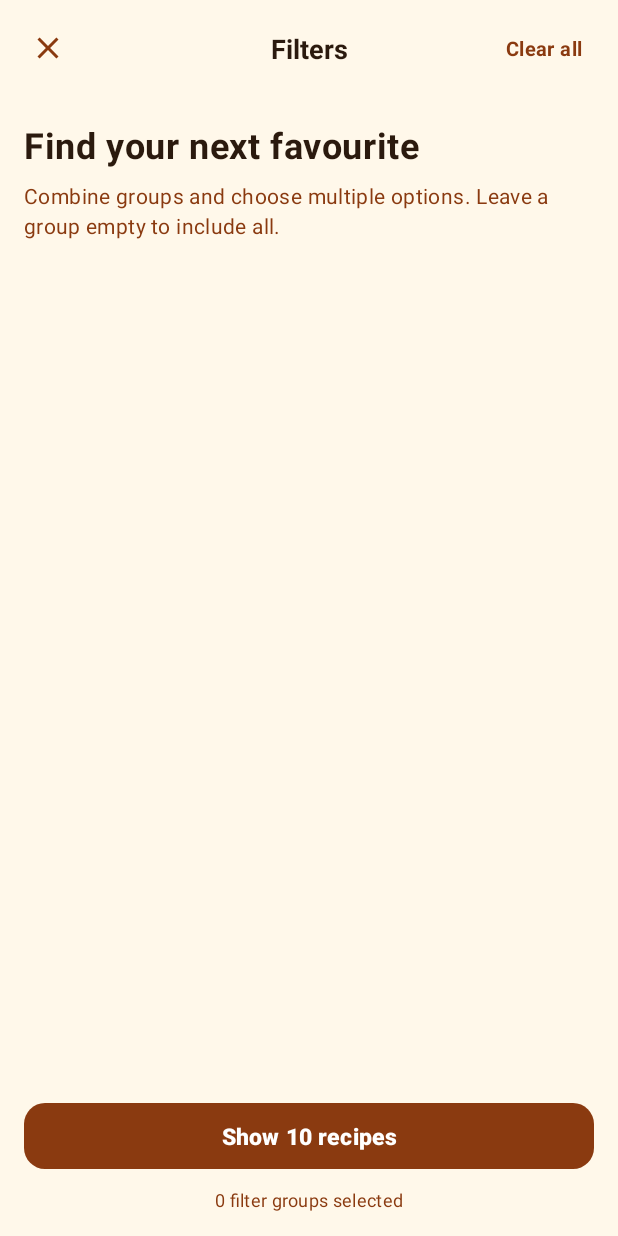
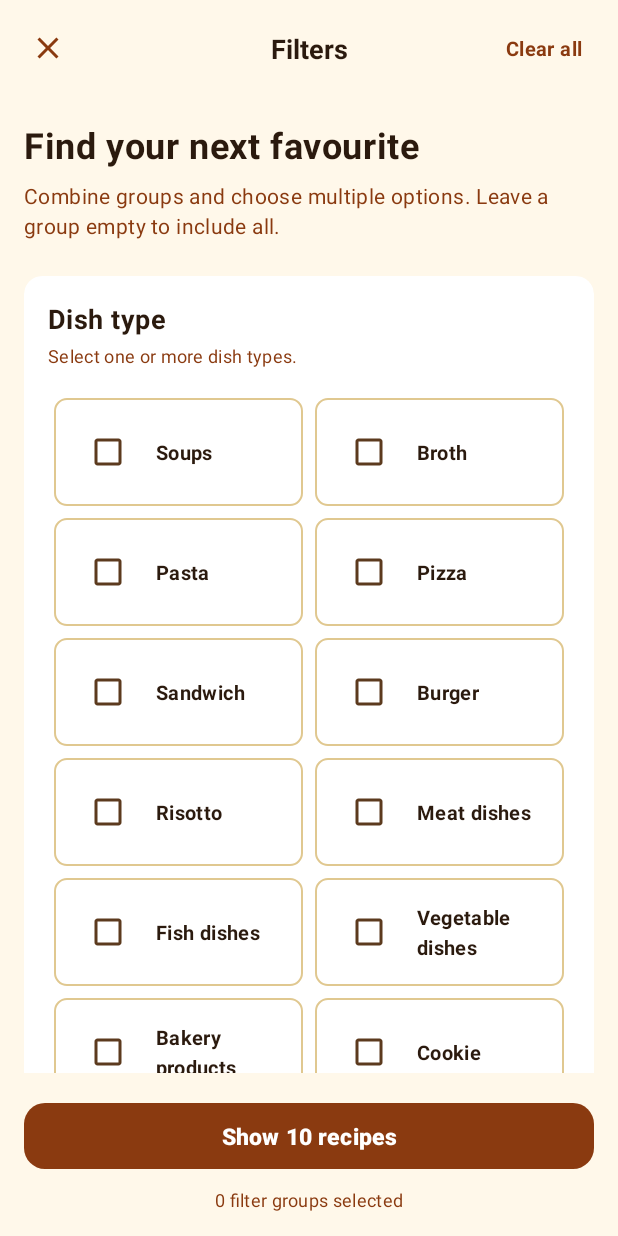
Before and after one commit to milicacorilic/mobilne-aplikacije-projekat-2026, an Android app: the FiltersFragment screen opened through its navigation route, on a phone screen of 412 x 824 dp. Run offline under Robolectric (Android 15) with nearby library versions, the phone set to English and light mode, and no system bars; our stand-ins replace navigation-ui.

Commit message:
feat: add reusable filter section view and dish type filter

```diff
--- /dev/null
+++ b/app/src/main/java/com/example/recipe_app/ui/search/FilterSectionView.java
@@ -0,0 +1,87 @@
+package com.example.recipe_app.ui.search;
+
+import android.content.Context;
+import android.util.AttributeSet;
+import android.view.LayoutInflater;
+import android.view.View;
+import android.widget.CheckBox;
+import android.widget.FrameLayout;
+import android.widget.GridLayout;
+import android.widget.LinearLayout;
+import android.widget.TextView;
+
+import com.example.recipe_app.R;
+
+import java.util.Set;
+
+public class FilterSectionView<T extends Enum<T>> extends LinearLayout {
+
+    public interface OnSelectionChangedListener {
+        void onSelectionChanged();
+    }
+
+    private Set<T> selectedValues;
+    private OnSelectionChangedListener listener;
+
+    public FilterSectionView(Context context) {
+        super(context);
+        init(context);
+    }
+
+    public FilterSectionView(Context context, AttributeSet attrs) {
+        super(context, attrs);
+        init(context);
+    }
+
+    private void init(Context context) {
+        setOrientation(VERTICAL);
+        LayoutInflater.from(context).inflate(R.layout.view_filter_section, this, true);
+    }
+
+    public void setup(String title, String helper, T[] values, String[] labels, Set<T> currentSelection, OnSelectionChangedListener listener) {
+        this.selectedValues = currentSelection;
+        this.listener = listener;
+
+        TextView textTitle = findViewById(R.id.textSectionTitle);
+        TextView textHelper = findViewById(R.id.textSectionHelper);
+        GridLayout grid = findViewById(R.id.gridOptions);
+
+        textTitle.setText(title);
+        textHelper.setText(helper);
+        grid.removeAllViews();
+
+        for (int i = 0; i < values.length; i++) {
+            T value = values[i];
+            String label = labels[i];
+
+            FrameLayout card = (FrameLayout) LayoutInflater.from(getContext()).inflate(R.layout.item_filter_option, grid, false);
+            CheckBox checkbox = card.findViewById(R.id.checkbox);
+            TextView textLabel = card.findViewById(R.id.textLabel);
+
+            textLabel.setText(label);
+
+            // Set initial state
+            boolean isChecked = selectedValues.contains(value);
+            checkbox.setChecked(isChecked);
+            card.setSelected(isChecked);
+
+            card.setOnClickListener(v -> {
+                boolean newCheckedState = !checkbox.isChecked();
+                checkbox.setChecked(newCheckedState);
+                card.setSelected(newCheckedState);
+
+                if (newCheckedState) {
+                    selectedValues.add(value);
+                } else {
+                    selectedValues.remove(value);
+                }
+
+                if (this.listener != null) {
+                    this.listener.onSelectionChanged();
+                }
+            });
+
+            grid.addView(card);
+        }
+    }
+}
--- a/app/src/main/java/com/example/recipe_app/ui/search/FiltersFragment.java
+++ b/app/src/main/java/com/example/recipe_app/ui/search/FiltersFragment.java
@@ -2,6 +2,7 @@ package com.example.recipe_app.ui.search;
 
 import android.os.Bundle;
 import android.view.View;
+import android.widget.LinearLayout;
 import android.widget.TextView;
 
 import androidx.annotation.NonNull;
@@ -13,6 +14,8 @@ import androidx.navigation.fragment.NavHostFragment;
 import com.example.recipe_app.R;
 import com.example.recipe_app.data.RecipeRepository;
 import com.example.recipe_app.model.Recipe;
+import com.example.recipe_app.model.enums.DishType;
+import com.example.recipe_app.util.DisplayNames;
 import com.google.android.material.button.MaterialButton;
 
 import java.util.List;
@@ -25,6 +28,7 @@ public class FiltersFragment extends Fragment {
 
     private MaterialButton buttonShowRecipes;
     private TextView textGroupsSelected;
+    private LinearLayout sectionsContainer;
 
     public FiltersFragment() {
         super(R.layout.fragment_filters);
@@ -37,7 +41,6 @@ public class FiltersFragment extends Fragment {
         viewModel = new ViewModelProvider(requireActivity()).get(SearchViewModel.class);
         filtersViewModel = new ViewModelProvider(this).get(FiltersViewModel.class);
 
-        // Create a draft copy of the currently applied filter if one doesn't exist
         if (filtersViewModel.draft == null) {
             RecipeFilter appliedFilter = viewModel.getFilter().getValue();
             filtersViewModel.draft = appliedFilter != null ? appliedFilter.copy() : new RecipeFilter();
@@ -46,14 +49,17 @@ public class FiltersFragment extends Fragment {
 
         buttonShowRecipes = view.findViewById(R.id.buttonShowRecipes);
         textGroupsSelected = view.findViewById(R.id.textGroupsSelected);
+        sectionsContainer = view.findViewById(R.id.sectionsContainer);
 
-        // Top bar actions
         view.findViewById(R.id.buttonClose).setOnClickListener(v -> {
             NavHostFragment.findNavController(this).popBackStack();
         });
 
         view.findViewById(R.id.buttonClearAll).setOnClickListener(v -> {
             draftFilter.clear();
+            // Rebuild the UI to uncheck all boxes
+            sectionsContainer.removeAllViews();
+            buildSections();
             updateBottomBar();
         });
 
@@ -62,7 +68,28 @@ public class FiltersFragment extends Fragment {
             NavHostFragment.findNavController(this).popBackStack();
         });
 
+        buildSections();
         updateBottomBar();
+    }
+
+    private void buildSections() {
+        FilterSectionView<DishType> dishSection = new FilterSectionView<>(requireContext());
+        DishType[] dishValues = DishType.values();
+        String[] dishLabels = new String[dishValues.length];
+        for (int i = 0; i < dishValues.length; i++) {
+            dishLabels[i] = DisplayNames.dishType(dishValues[i]);
+        }
+
+        dishSection.setup(
+                getString(R.string.filters_dish_type_title),
+                getString(R.string.filters_dish_type_helper),
+                dishValues,
+                dishLabels,
+                draftFilter.dishTypes,
+                this::updateBottomBar
+        );
+
+        sectionsContainer.addView(dishSection);
     }
 
     private void updateBottomBar() {
@@ -70,7 +97,6 @@ public class FiltersFragment extends Fragment {
         textGroupsSelected.setText(getResources().getQuantityString(
                 R.plurals.filters_groups_selected, groups, groups));
 
-        // Calculate how many recipes match this draft
         List<Recipe> filteredList = RecipeFilterEngine.apply(
                 RecipeRepository.getInstance().getAllRecipes(),
                 viewModel.getQuery().getValue(),
--- a/app/src/main/java/com/example/recipe_app/ui/search/SearchRecipeAdapter.java
+++ b/app/src/main/java/com/example/recipe_app/ui/search/SearchRecipeAdapter.java
@@ -41,7 +41,6 @@ public class SearchRecipeAdapter extends RecyclerView.Adapter<SearchRecipeAdapte
         holder.textName.setText(recipe.Name);
         holder.textTime.setText(holder.itemView.getContext().getString(R.string.prep_time_minutes, recipe.PreparationTime));
 
-        // Uppercase only in the adapter for the eyebrow design
         String dishLabel = DisplayNames.dishType(recipe.DishType);
         holder.textDishType.setText(dishLabel.toUpperCase(Locale.getDefault()));
 
--- /dev/null
+++ b/app/src/main/res/drawable/bg_filter_card.xml
@@ -0,0 +1,5 @@
+<?xml version="1.0" encoding="utf-8"?>
+<selector xmlns:android="http://schemas.android.com/apk/res/android">
+    <item android:state_selected="true" android:drawable="@drawable/bg_filter_card_checked" />
+    <item android:drawable="@drawable/bg_filter_card_unchecked" />
+</selector>
--- /dev/null
+++ b/app/src/main/res/drawable/bg_filter_card_checked.xml
@@ -0,0 +1,6 @@
+<?xml version="1.0" encoding="utf-8"?>
+<shape xmlns:android="http://schemas.android.com/apk/res/android">
+    <solid android:color="@color/surface_container_high" />
+    <corners android:radius="8dp" />
+    <stroke android:width="1dp" android:color="@color/ochre" />
+</shape>
--- /dev/null
+++ b/app/src/main/res/drawable/bg_filter_card_unchecked.xml
@@ -0,0 +1,6 @@
+<?xml version="1.0" encoding="utf-8"?>
+<shape xmlns:android="http://schemas.android.com/apk/res/android">
+    <solid android:color="@color/white" />
+    <corners android:radius="8dp" />
+    <stroke android:width="1dp" android:color="@color/outline_variant" />
+</shape>
--- /dev/null
+++ b/app/src/main/res/layout/item_filter_option.xml
@@ -0,0 +1,36 @@
+<?xml version="1.0" encoding="utf-8"?>
+<FrameLayout xmlns:android="http://schemas.android.com/apk/res/android"
+    android:id="@+id/cardRoot"
+    android:layout_width="0dp"
+    android:layout_height="wrap_content"
+    android:layout_columnWeight="1"
+    android:layout_margin="4dp"
+    android:background="@drawable/bg_filter_card"
+    android:clickable="true"
+    android:focusable="true">
+
+    <LinearLayout
+        android:layout_width="match_parent"
+        android:layout_height="wrap_content"
+        android:gravity="center_vertical"
+        android:orientation="horizontal"
+        android:padding="12dp">
+
+        <CheckBox
+            android:id="@+id/checkbox"
+            android:layout_width="wrap_content"
+            android:layout_height="wrap_content"
+            android:clickable="false"
+            android:focusable="false"
+            android:saveEnabled="false" />
+
+        <TextView
+            android:id="@+id/textLabel"
+            style="@style/TextAppearance.App.Label"
+            android:layout_width="wrap_content"
+            android:layout_height="wrap_content"
+            android:layout_marginStart="8dp"
+            android:maxLines="2"
+            android:ellipsize="end" />
+    </LinearLayout>
+</FrameLayout>
--- /dev/null
+++ b/app/src/main/res/layout/view_filter_section.xml
@@ -0,0 +1,38 @@
+<?xml version="1.0" encoding="utf-8"?>
+<com.google.android.material.card.MaterialCardView xmlns:android="http://schemas.android.com/apk/res/android"
+    xmlns:app="http://schemas.android.com/apk/res-auto"
+    style="@style/Widget.App.CardView"
+    android:layout_width="match_parent"
+    android:layout_height="wrap_content"
+    android:layout_marginBottom="@dimen/spacing_m"
+    app:cardCornerRadius="@dimen/card_corner_radius">
+
+    <LinearLayout
+        android:layout_width="match_parent"
+        android:layout_height="wrap_content"
+        android:orientation="vertical"
+        android:padding="@dimen/spacing_m">
+
+        <TextView
+            android:id="@+id/textSectionTitle"
+            style="@style/TextAppearance.App.Label"
+            android:layout_width="match_parent"
+            android:layout_height="wrap_content"
+            android:textSize="@dimen/text_subtitle" />
+
+        <TextView
+            android:id="@+id/textSectionHelper"
+            style="@style/TextAppearance.App.Caption"
+            android:layout_width="match_parent"
+            android:layout_height="wrap_content"
+            android:layout_marginTop="@dimen/spacing_xs"
+            android:layout_marginBottom="@dimen/spacing_m" />
+
+        <GridLayout
+            android:id="@+id/gridOptions"
+            android:layout_width="match_parent"
+            android:layout_height="wrap_content"
+            android:columnCount="2" />
+
+    </LinearLayout>
+</com.google.android.material.card.MaterialCardView>
--- a/app/src/main/res/values/strings.xml
+++ b/app/src/main/res/values/strings.xml
@@ -145,4 +145,6 @@
         <item quantity="one">%1$d filter group selected</item>
         <item quantity="other">%1$d filter groups selected</item>
     </plurals>
+    <string name="filters_dish_type_title">Dish type</string>
+    <string name="filters_dish_type_helper">Select one or more dish types.</string>
 </resources>
```
